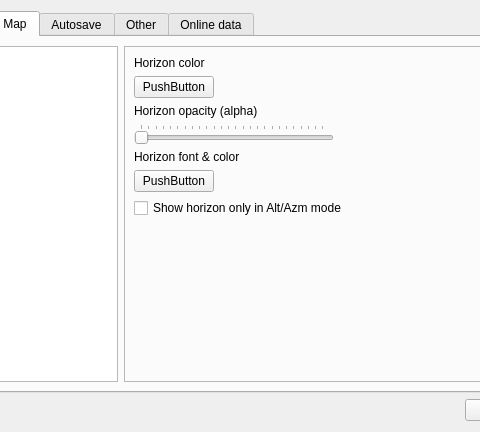
Before: the Qt Designer form csetting.ui in PavelMr/skytechx, drawn with Qt 5; both pictures show x 104 to 584 and y 0 to 432 of the 832 by 432 pixel window.
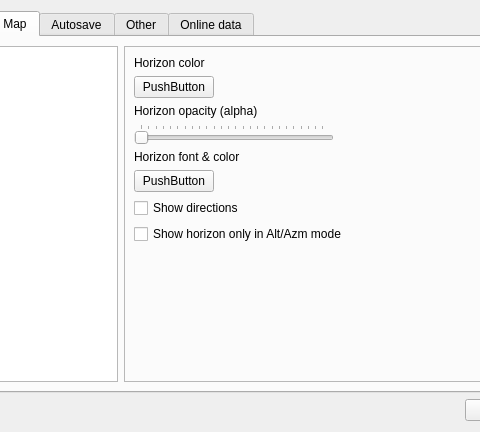
After: the same form once the commit is applied. The open tabs and pages were chosen to show the change. Custom widgets are drawn as their Qt base class.

Diff of the .ui file:
```diff
--- a/csetting.ui
+++ b/csetting.ui
@@ -1726,13 +1726,20 @@
                  </property>
                 </widget>
                </item>
-               <item row="7" column="0">
+               <item row="8" column="0">
                 <widget class="QCheckBox" name="cb_hor_show_alt_azm">
                  <property name="text">
                   <string>Show horizon only in Alt/Azm mode</string>
                  </property>
                 </widget>
                </item>
+               <item row="7" column="0">
+                <widget class="QCheckBox" name="checkBox_15">
+                 <property name="text">
+                  <string>Show directions</string>
+                 </property>
+                </widget>
+               </item>
               </layout>
              </item>
             </layout>
```
Left out of the diff: 2 changed lines with no effect on the pictures.
